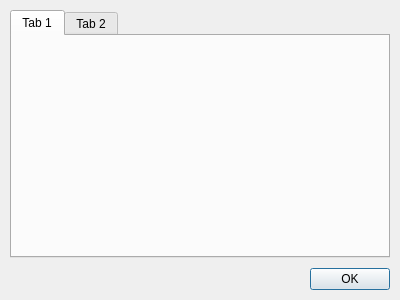
Qt form ui/memorize.ui (museekee/morse_code_learn) before a commit.
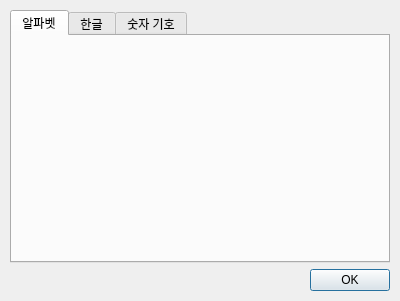
The same form after that commit. Icons and pictures are not drawn.

Patch:
```diff
--- a/ui/memorize.ui
+++ b/ui/memorize.ui
@@ -7,16 +7,13 @@
     <x>0</x>
     <y>0</y>
     <width>400</width>
-    <height>300</height>
+    <height>301</height>
    </rect>
   </property>
   <property name="windowTitle">
    <string>Dialog</string>
   </property>
-  <layout class="QVBoxLayout" name="verticalLayout">
-   <property name="spacing">
-    <number>10</number>
-   </property>
+  <layout class="QGridLayout" name="gridLayout_2">
    <property name="leftMargin">
     <number>10</number>
    </property>
@@ -29,7 +26,17 @@
    <property name="bottomMargin">
     <number>10</number>
    </property>
-   <item>
+   <item row="1" column="0">
+    <widget class="QDialogButtonBox" name="buttonBox">
+     <property name="orientation">
+      <enum>Qt::Orientation::Horizontal</enum>
+     </property>
+     <property name="standardButtons">
+      <set>QDialogButtonBox::StandardButton::Ok</set>
+     </property>
+    </widget>
+   </item>
+   <item row="0" column="0">
     <widget class="QTabWidget" name="tabWidget">
      <property name="sizePolicy">
       <sizepolicy hsizetype="Minimum" vsizetype="Minimum">
@@ -40,48 +47,69 @@
      <property name="currentIndex">
       <number>0</number>
      </property>
-     <widget class="QWidget" name="tab">
+     <widget class="QWidget" name="alphabetTab">
+      <property name="sizePolicy">
+       <sizepolicy hsizetype="Minimum" vsizetype="Minimum">
+        <horstretch>0</horstretch>
+        <verstretch>0</verstretch>
+       </sizepolicy>
+      </property>
       <attribute name="title">
-       <string>Tab 1</string>
+       <string>알파벳</string>
       </attribute>
-      <widget class="QLabel" name="EngImage">
-       <property name="geometry">
-        <rect>
-         <x>90</x>
-         <y>10</y>
-         <width>191</width>
-         <height>201</height>
-        </rect>
-       </property>
-       <property name="sizePolicy">
-        <sizepolicy hsizetype="Minimum" vsizetype="Minimum">
-         <horstretch>0</horstretch>
-         <verstretch>0</verstretch>
-        </sizepolicy>
-       </property>
-       <property name="text">
-        <string/>
-       </property>
-       <property name="pixmap">
-        <pixmap resource="resources.qrc">:/img/img/알파벳.svg</pixmap>
-       </property>
-      </widget>
+      <layout class="QGridLayout" name="gridLayout">
+       <item row="0" column="0">
+        <widget class="QLabel" name="EngImage">
+         <property name="sizePolicy">
+          <sizepolicy hsizetype="Minimum" vsizetype="Minimum">
+           <horstretch>0</horstretch>
+           <verstretch>0</verstretch>
+          </sizepolicy>
+         </property>
+         <property name="text">
+          <string/>
+         </property>
+         <property name="scaledContents">
+          <bool>true</bool>
+         </property>
+         <property name="alignment">
+          <set>Qt::AlignmentFlag::AlignCenter</set>
+         </property>
+        </widget>
+       </item>
+      </layout>
      </widget>
      <widget class="QWidget" name="tab_2">
       <attribute name="title">
-       <string>Tab 2</string>
+       <string>한글</string>
       </attribute>
      </widget>
-    </widget>
-   </item>
-   <item>
-    <widget class="QDialogButtonBox" name="buttonBox">
-     <property name="orientation">
-      <enum>Qt::Orientation::Horizontal</enum>
-     </property>
-     <property name="standardButtons">
-      <set>QDialogButtonBox::StandardButton::Ok</set>
-     </property>
+     <widget class="QWidget" name="numberTab">
+      <attribute name="title">
+       <string>숫자 기호</string>
+      </attribute>
+      <layout class="QGridLayout" name="gridLayout_4">
+       <item row="0" column="0">
+        <widget class="QLabel" name="NumberImage">
+         <property name="sizePolicy">
+          <sizepolicy hsizetype="Minimum" vsizetype="Minimum">
+           <horstretch>0</horstretch>
+           <verstretch>0</verstretch>
+          </sizepolicy>
+         </property>
+         <property name="text">
+          <string/>
+         </property>
+         <property name="scaledContents">
+          <bool>true</bool>
+         </property>
+         <property name="alignment">
+          <set>Qt::AlignmentFlag::AlignCenter</set>
+         </property>
+        </widget>
+       </item>
+      </layout>
+     </widget>
     </widget>
    </item>
   </layout>
```
Left out of the diff: 27 changed lines with no effect on the pictures.
